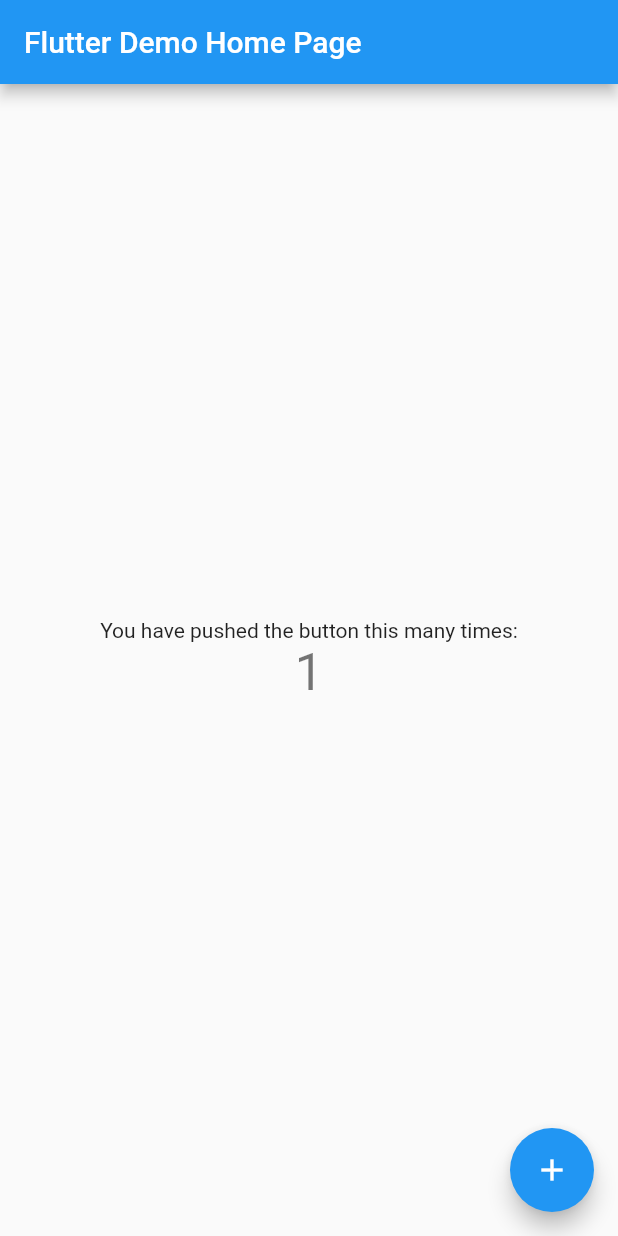
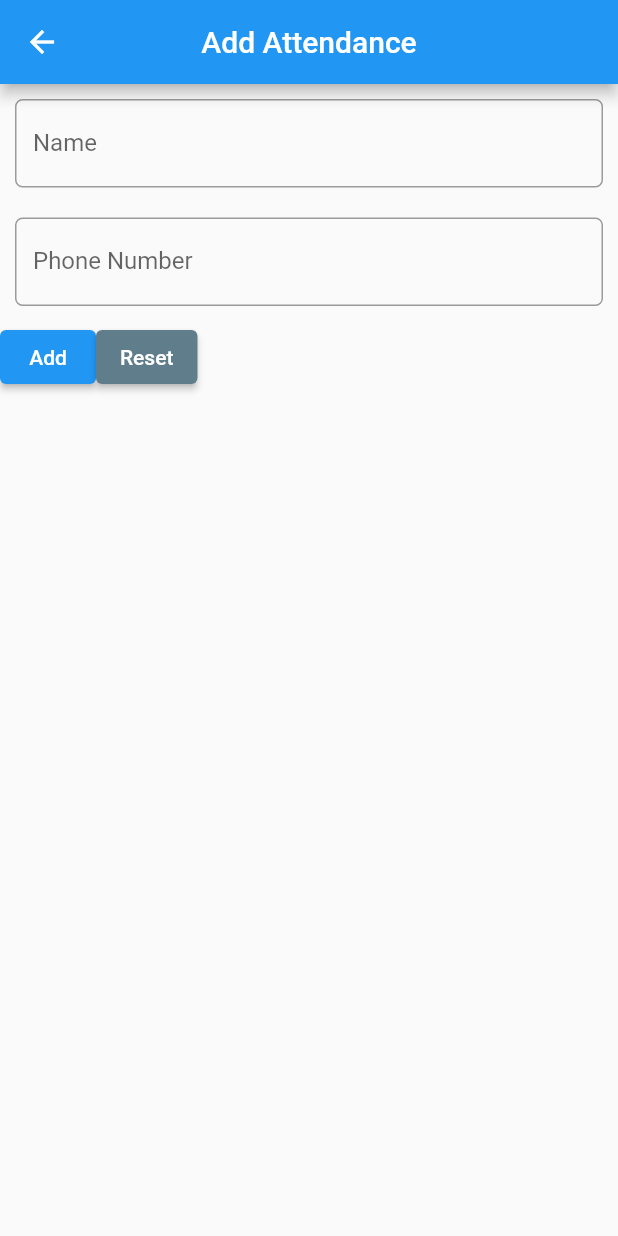
Before and after one commit to tkhangjie2014/vimigoTA, a Flutter app: the screen it shows after launch, after a tap on the "add" icon, on a phone screen of 412 x 824 dp. Run offline on Flutter 3.47's test engine with Material 2 defaults, Android fonts, the phone set to English and light mode, and no system bars; our stand-ins replace cloud_firestore, firebase_core; accounts and stored records are empty.

Commit message:
Base app is almost completed, able to display and add user attendance

```diff
--- /dev/null
+++ b/lib/add_user_attendance.dart
@@ -0,0 +1,108 @@
+import 'package:cloud_firestore/cloud_firestore.dart';
+import 'package:flutter/material.dart';
+import 'package:vimigota/homepage.dart';
+import 'package:vimigota/main.dart';
+import 'package:vimigota/user_attendance.dart';
+
+class AddAttendance extends StatefulWidget {
+
+  @override
+  State<AddAttendance> createState() => _AddAttendanceState();
+}
+
+class _AddAttendanceState extends State<AddAttendance> {
+  final TextEditingController userController = TextEditingController();
+  final TextEditingController phoneController = TextEditingController();
+  //final TextEditingController checkInController = TextEditingController();
+  final FocusNode focusNode = FocusNode();
+
+  @override
+  Widget build(BuildContext context){
+    return Scaffold(
+      appBar: AppBar(title: const Text('Add Attendance'),
+        centerTitle: true,
+      ),
+      body: SingleChildScrollView(
+        child: Column(
+          children: [
+            getMyField(
+                focusNode: focusNode,
+                hintText: 'Name',
+                textInputType: TextInputType.name,
+                controller: userController),
+            getMyField(
+                hintText: 'Phone Number',
+                textInputType: TextInputType.number,
+                controller: phoneController),
+
+
+                Row(
+                  children: [
+                    ElevatedButton(
+                      onPressed: (){
+                        Attendance attendance = Attendance(
+                            user: userController.text,
+                            phone: num.parse(phoneController.text),
+                            checkIn: DateTime.now(),
+                        );
+                        addAttendanceAndNavigateHome(attendance, context);
+
+                      },
+                      child: const Text('Add')),
+
+                    ElevatedButton(
+                      style: ElevatedButton.styleFrom(
+                          backgroundColor: Colors.blueGrey),
+                      onPressed: (){
+                        userController.text = '';
+                        phoneController.text = '';
+                        focusNode.requestFocus();
+                      },
+                      child: const Text('Reset')),
+                  ],
+                )
+          ],
+        ),
+      ),
+    );
+  }
+
+  Widget getMyField(
+      {required String hintText,
+        TextInputType textInputType = TextInputType.name,
+        required TextEditingController controller,
+        FocusNode? focusNode} ){
+      return Padding(
+        padding: const EdgeInsets.all(10.0),
+        child: TextField(
+          controller: controller,
+          keyboardType: textInputType,
+          decoration: InputDecoration(
+            hintText: 'Enter $hintText',
+            labelText: hintText,
+            border: const OutlineInputBorder(
+              borderRadius: BorderRadius.all(Radius.circular(5))
+            )
+          ),
+        ),
+      );
+    }
+
+  void addAttendanceAndNavigateHome(Attendance attendance, BuildContext context) {
+    //Refer to Firebase
+    final attendanceRef = FirebaseFirestore.instance.collection('userAttendance').doc();
+    attendance.id = attendanceRef.id;
+    final data = attendance.toJson();
+    attendanceRef.set(data).whenComplete((){
+      Navigator.pushReplacement(
+          context,
+          MaterialPageRoute(
+              builder: (context) => HomePage()));
+
+
+    });
+
+  }
+
+
+}
--- /dev/null
+++ b/lib/homepage.dart
@@ -0,0 +1,116 @@
+import 'package:flutter/material.dart';
+import 'package:vimigota/main.dart';
+import 'package:firebase_core/firebase_core.dart';
+import 'package:cloud_firestore/cloud_firestore.dart';
+import 'package:vimigota/add_user_attendance.dart';
+import 'package:vimigota/update_user_attendance.dart';
+import 'package:vimigota/user_attendance.dart';
+
+class HomePage extends StatelessWidget {
+  final CollectionReference _reference =
+  FirebaseFirestore.instance.collection('userAttendance');
+
+  @override
+  Widget build(BuildContext context) {
+    return Scaffold(
+      appBar: AppBar(
+        title: const Text('User Attendance'),
+        centerTitle: true,
+      ),
+      body: FutureBuilder<QuerySnapshot>(
+        future: _reference.get(),
+        builder: (context, snapshot) {
+          //Check error
+          if (snapshot.hasError) {
+            return const Center(child: Text('Something went wrong'));
+          }
+          //if data received
+          if (snapshot.hasData) {
+            QuerySnapshot querySnapshot = snapshot.data!;
+            List<QueryDocumentSnapshot> documents = querySnapshot.docs;
+
+            List<Attendance> attendance = documents.map((e) =>
+                Attendance(
+                    user: e['user'],
+                    phone: e['phone'],
+                    checkIn: DateTime.parse(e['checkIn'])))
+                .toList();
+            return _getbody(attendance);
+          }
+          else {
+            //Show Loading
+            return const Center(
+              child: CircularProgressIndicator(),
+            );
+          }
+        },
+      ),
+      floatingActionButton: FloatingActionButton(
+        onPressed: (() {
+          Navigator.push(
+              context,
+              MaterialPageRoute(
+                builder: (context) => AddAttendance(),));
+        }),
+        child: const Icon(Icons.add),
+      ),
+    );
+  }
+
+  Widget _getbody(attendance) {
+    return attendance.isEmpty ? const Center(
+      child: Text(
+        'No users have made attendance yet\nClick + to start adding',
+        textAlign: TextAlign.center,
+      ),
+    ) : ListView.builder(
+        itemCount: attendance.length,
+        itemBuilder: (context, index) =>
+            Card(
+                child: ListTile(
+
+                  title: Text(attendance[index].user),
+                  subtitle:
+                  Column(
+                    children: [
+                      const Align(alignment: Alignment.centerLeft),
+                      Text('Phone No:${attendance[index].phone}'),
+                      const Align(alignment: Alignment.centerLeft),
+                      Text('Check-in:${attendance[index].checkIn}')
+                    ],
+                  ),
+                  trailing: SizedBox(
+                      width: 60,
+                      child: Row(
+                        children: [
+                          InkWell(child: const Icon(
+                              Icons.edit,
+                              color: Colors.black),
+                              onTap: () {
+                                Navigator.push(
+                                    context,
+                                    MaterialPageRoute(
+                                      builder: (context) =>
+                                          UpdateAttendance(
+                                              attendance: attendance[index]),
+                                    ));
+                              }),
+                          InkWell(child: const Icon(
+                              Icons.delete,
+                              color: Colors.red),
+                            onTap: () {
+                              _reference.doc(attendance[index].id).delete();
+                              //refresh
+                              Navigator.pushReplacement(
+                                  context,
+                                  MaterialPageRoute(builder: (context) => HomePage(),));
+                            },
+                          ),
+                        ],
+                      )
+                  ),
+                )
+            )
+    );
+  }
+}
--- a/lib/main.dart
+++ b/lib/main.dart
@@ -1,6 +1,11 @@
 import 'package:flutter/material.dart';
+import 'package:firebase_core/firebase_core.dart';
+import 'package:cloud_firestore/cloud_firestore.dart';
+import 'package:vimigota/homepage.dart';
 
-void main() {
+void main() async{
+  WidgetsFlutterBinding.ensureInitialized();
+  await Firebase.initializeApp();
   runApp(const MyApp());
 }
 
@@ -11,105 +16,11 @@
   @override
   Widget build(BuildContext context) {
     return MaterialApp(
-      title: 'Flutter Demo',
+      title: 'User Attendance',
       theme: ThemeData(
-        // This is the theme of your application.
-        //
-        // Try running your application with "flutter run". You'll see the
-        // application has a blue toolbar. Then, without quitting the app, try
-        // changing the primarySwatch below to Colors.green and then invoke
-        // "hot reload" (press "r" in the console where you ran "flutter run",
-        // or simply save your changes to "hot reload" in a Flutter IDE).
-        // Notice that the counter didn't reset back to zero; the application
-        // is not restarted.
         primarySwatch: Colors.blue,
       ),
-      home: const MyHomePage(title: 'Flutter Demo Home Page'),
+      home: HomePage(),
     );
   }
 }
-
-class MyHomePage extends StatefulWidget {
-  const MyHomePage({super.key, required this.title});
-
-  // This widget is the home page of your application. It is stateful, meaning
-  // that it has a State object (defined below) that contains fields that affect
-  // how it looks.
-
-  // This class is the configuration for the state. It holds the values (in this
-  // case the title) provided by the parent (in this case the App widget) and
-  // used by the build method of the State. Fields in a Widget subclass are
-  // always marked "final".
-
-  final String title;
-
-  @override
-  State<MyHomePage> createState() => _MyHomePageState();
-}
-
-class _MyHomePageState extends State<MyHomePage> {
-  int _counter = 0;
-
-  void _incrementCounter() {
-    setState(() {
-      // This call to setState tells the Flutter framework that something has
-      // changed in this State, which causes it to rerun the build method below
-      // so that the display can reflect the updated values. If we changed
-      // _counter without calling setState(), then the build method would not be
-      // called again, and so nothing would appear to happen.
-      _counter++;
-    });
-  }
-
-  @override
-  Widget build(BuildContext context) {
-    // This method is rerun every time setState is called, for instance as done
-    // by the _incrementCounter method above.
-    //
-    // The Flutter framework has been optimized to make rerunning build methods
-    // fast, so that you can just rebuild anything that needs updating rather
-    // than having to individually change instances of widgets.
-    return Scaffold(
-      appBar: AppBar(
-        // Here we take the value from the MyHomePage object that was created by
-        // the App.build method, and use it to set our appbar title.
-        title: Text(widget.title),
-      ),
-      body: Center(
-        // Center is a layout widget. It takes a single child and positions it
-        // in the middle of the parent.
-        child: Column(
-          // Column is also a layout widget. It takes a list of children and
-          // arranges them vertically. By default, it sizes itself to fit its
-          // children horizontally, and tries to be as tall as its parent.
-          //
-          // Invoke "debug painting" (press "p" in the console, choose the
-          // "Toggle Debug Paint" action from the Flutter Inspector in Android
-          // Studio, or the "Toggle Debug Paint" command in Visual Studio Code)
-          // to see the wireframe for each widget.
-          //
-          // Column has various properties to control how it sizes itself and
-          // how it positions its children. Here we use mainAxisAlignment to
-          // center the children vertically; the main axis here is the vertical
-          // axis because Columns are vertical (the cross axis would be
-          // horizontal).
-          mainAxisAlignment: MainAxisAlignment.center,
-          children: <Widget>[
-            const Text(
-              'You have pushed the button this many times:',
-            ),
-            Text(
-              '$_counter',
-              style: Theme.of(context).textTheme.headlineMedium,
-            ),
-          ],
-        ),
-      ),
-      floatingActionButton: FloatingActionButton(
-        onPressed: _incrementCounter,
-        tooltip: 'Increment',
-        child: const Icon(Icons.add),
-      ), // This trailing comma makes auto-formatting nicer for build methods.
-    );
-  }
-}
--- /dev/null
+++ b/lib/user_attendance.dart
@@ -0,0 +1,31 @@
+import 'dart:convert';
+
+Attendance usersFromJson(String str) => Attendance.fromJson(json.decode(str));
+
+String usersToJson(Attendance data) => json.encode(data.toJson());
+
+class Attendance {
+  Attendance({
+    this.id,
+    required this.user,
+    required this.phone,
+    this.checkIn,
+  });
+
+  String? id;
+  final String user;
+  final num phone;
+  DateTime? checkIn;
+
+  factory Attendance.fromJson(Map<String, dynamic> json) => Attendance(
+    user: json["user"],
+    phone: json["phone"],
+    checkIn: DateTime.parse(json["checkIn"]),
+  );
+
+  Map<String, dynamic> toJson() => {
+    "user": user,
+    "phone": phone,
+    "checkIn": checkIn?.toIso8601String(),
+  };
+}
--- a/pubspec.yaml
+++ b/pubspec.yaml
@@ -35,6 +35,8 @@
   # The following adds the Cupertino Icons font to your application.
   # Use with the CupertinoIcons class for iOS style icons.
   cupertino_icons: ^1.0.2
+  firebase_core: ^2.4.1
+  cloud_firestore: ^4.3.1
 
 dev_dependencies:
   flutter_test:
```
Also changed, not shown: lib/update_user_attendance.dart (added, +101 -0 lines), pubspec.lock, 3 other files.
